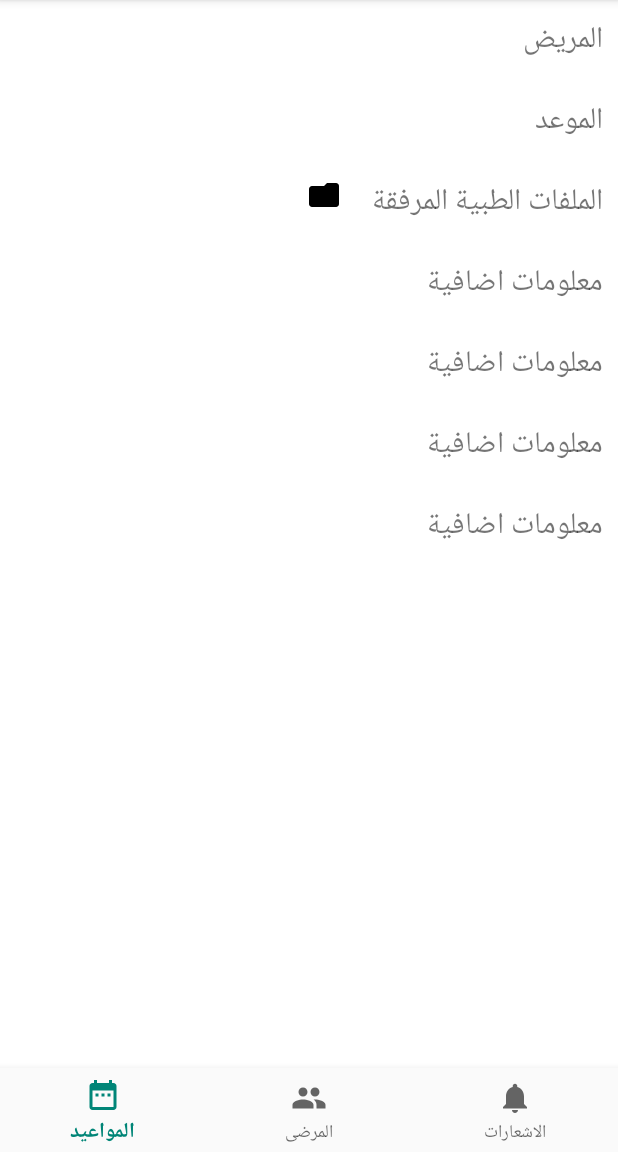
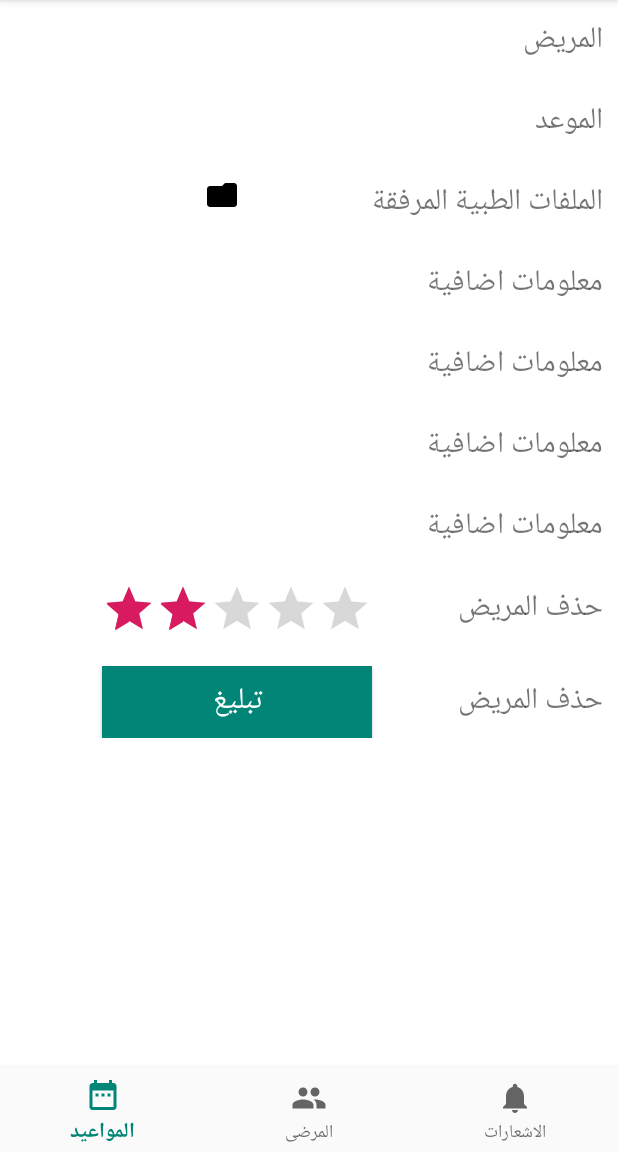
Before and after one commit to a-lala/myPatients, an Android app: the fragment CustomDateDetailsFragment placed in its activity, on a phone screen of 412 x 824 dp, the part 84-1236 px from its top. Run offline under Robolectric (Android 15) with nearby library versions, the phone set to English and light mode, and no system bars; 2 statements that could not run were skipped.

Commit message:
loadFrag default "المواعيد" & fragment_custom_date_details changed > rating, report to delete patient.

```diff
--- a/MyPatient/app/src/main/java/com/ba/mypatient/MainActivity.java
+++ b/MyPatient/app/src/main/java/com/ba/mypatient/MainActivity.java
@@ -41,6 +41,7 @@ public class MainActivity extends AppCompatActivity {
         BottomNavigationView navView = findViewById(R.id.nav_view);
         mTextMessage = findViewById(R.id.message);
         navView.setOnNavigationItemSelectedListener(mOnNavigationItemSelectedListener);
+        loadfragment(new DateFragment());
     }
 
     Boolean loadfragment(Fragment fragment){
--- a/MyPatient/app/src/main/res/layout/fragment_custom_date_details.xml
+++ b/MyPatient/app/src/main/res/layout/fragment_custom_date_details.xml
@@ -104,4 +104,46 @@
 
     </TableRow>
 
+    <TableRow android:padding="10dp">
+
+        <TextView
+            android:layout_width="wrap_content"
+            android:layout_height="wrap_content"
+            android:layout_column="1"
+            android:layout_gravity="center_vertical"
+            android:text="حذف المريض"
+            android:textSize="20dp" />
+
+        <RatingBar android:id="@+id/tv_rating"
+            android:layout_alignParentLeft="true"
+            android:layout_centerVertical="true"
+            android:layout_width="wrap_content"
+            android:layout_height="wrap_content"
+            android:layoutDirection="ltr"
+
+            style="?android:attr/ratingBarStyleIndicator"
+            android:isIndicator="true"
+            android:numStars="5"
+            android:stepSize="1.0"
+            android:rating="2.0"/>
+    </TableRow>
+    <TableRow android:padding="10dp">
+
+        <TextView
+            android:layout_width="wrap_content"
+            android:layout_height="wrap_content"
+            android:layout_column="1"
+            android:layout_gravity="center_vertical"
+            android:text="حذف المريض"
+            android:textSize="20dp" />
+
+        <Button
+            android:layout_width="wrap_content"
+            android:layout_height="wrap_content"
+            android:textColor="@android:color/white"
+            android:textSize="20dp"
+            android:text="تبليغ"
+            android:background="@color/colorPrimary" />
+    </TableRow>
+
 </TableLayout>
```
